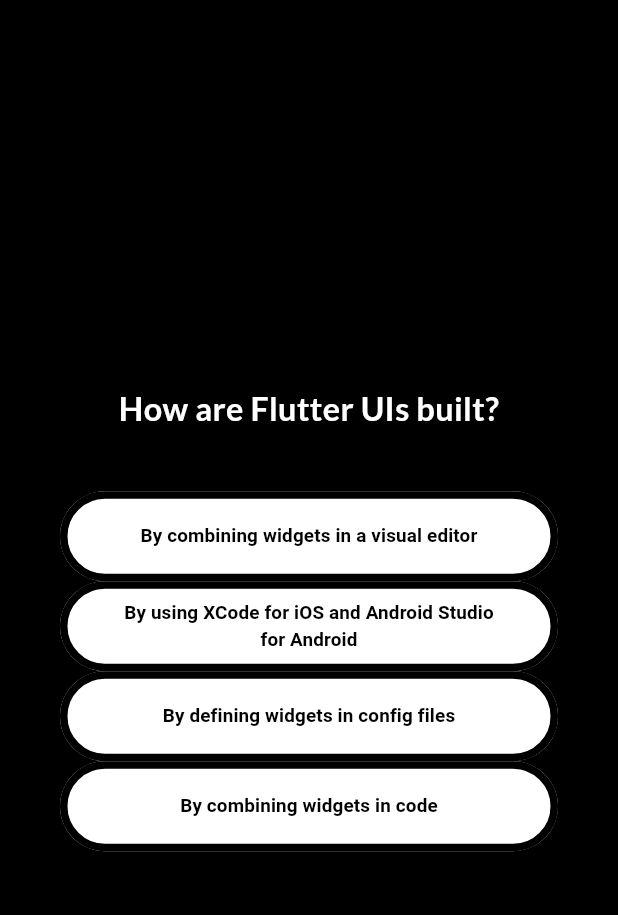
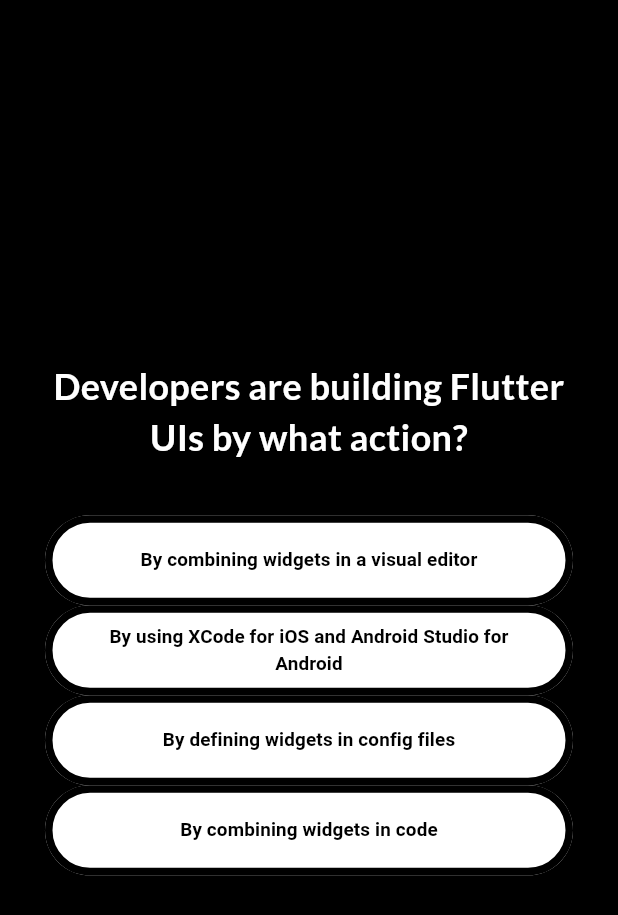
Before and after one commit to ivan-horchakov/quiz_app, a Flutter app: the screen it shows after launch, after a tap on "Yes, I am!", after a tap on "Components", on a phone screen of 412 x 824 dp. Shown: the top 915 px of the screen. Run offline on Flutter 3.47's test engine with Material 3 defaults, Android fonts, the phone set to English and light mode, and no system bars; our stand-ins replace google_fonts.

Commit message:
Replaced SizedBoxes with Spacer

```diff
--- a/lib/data/questions.dart
+++ b/lib/data/questions.dart
@@ -10,14 +10,14 @@ const questions = [
       'Functions',
     ],
   ),
-  QuizQuestion('How are Flutter UIs built?', [
+  QuizQuestion('Developers are building Flutter UIs by what action?', [
     'By combining widgets in code',
     'By combining widgets in a visual editor',
     'By defining widgets in config files',
     'By using XCode for iOS and Android Studio for Android',
   ]),
   QuizQuestion(
-    'What\'s the purpose of a StatefulWidget?',
+    'What is the purpose of the StatefulWidget?',
     [
       'Update UI as data changes',
       'Update data as UI changes',
@@ -26,7 +26,7 @@ const questions = [
     ],
   ),
   QuizQuestion(
-    'Which widget should you try to use more often: StatelessWidget or StatefulWidget?',
+    'Which widget you should use more: Stateless or Stateful?',
     [
       'StatelessWidget',
       'StatefulWidget',
--- a/lib/pages/questions_page.dart
+++ b/lib/pages/questions_page.dart
@@ -29,18 +29,17 @@ class _QuestionsScreenState extends State<QuestionsPage> {
 
   @override
   Widget build(context) {
-    const double textScaler = 0.9;
+    const double textScaler = 1.0;
 
     final currentQuestion = questions[currentQuestionIndex];
 
-    return SizedBox(
-      width: double.infinity,
-      child: Container(
-        margin: const EdgeInsets.all(40),
+    return Container(
+      margin: const EdgeInsets.all(30),
       child: Column(
         mainAxisAlignment: MainAxisAlignment.center,
         crossAxisAlignment: CrossAxisAlignment.stretch,
         children: [
+          const Spacer(flex: 6),
           Text(
             currentQuestion.text,
             style: GoogleFonts.lato(
@@ -51,7 +50,8 @@ class _QuestionsScreenState extends State<QuestionsPage> {
             textAlign: TextAlign.center,
             textScaler: const TextScaler.linear(textScaler),
           ),
-            const SizedBox(height: 40),
+          // const SizedBox(height: 40),
+          const Spacer(flex: 1),
           ...currentQuestion.shuffledAnswers.map((answer) {
             return AnswerButton(
               answerText: answer,
@@ -60,8 +60,8 @@ class _QuestionsScreenState extends State<QuestionsPage> {
               },
             );
           }),
+          const Spacer(flex: 6),
         ],
-        ),
       ),
     );
   }
--- a/lib/pages/start_page.dart
+++ b/lib/pages/start_page.dart
@@ -1,5 +1,4 @@
 import 'package:flutter/material.dart';
-import 'package:flutter/services.dart';
 import 'package:google_fonts/google_fonts.dart';
 
 class StartPage extends StatelessWidget {
@@ -9,18 +8,14 @@ class StartPage extends StatelessWidget {
 
   @override
   Widget build(context) {
-    final double screenWidth = MediaQuery.of(context).size.width;
     const double textScaler = 1.0;
 
     return Center(
       child: Column(
-        mainAxisSize: MainAxisSize.min,
         children: [
-          Image.asset(
-            'assets/images/quiz-logo.png',
-            width: screenWidth - 100,
-          ),
-          const SizedBox(height: 50),
+          const Spacer(flex: 6),
+          Image.asset('assets/images/quiz-logo.png'),
+          const Spacer(flex: 3),
           Text(
             "So you think you're smart?!",
             style: GoogleFonts.lato(
@@ -31,7 +26,7 @@ class StartPage extends StatelessWidget {
             textAlign: TextAlign.center,
             textScaler: const TextScaler.linear(textScaler),
           ),
-          const SizedBox(height: 63),
+          const Spacer(flex: 3),
           FilledButton(
             onPressed: startQuiz,
             style: OutlinedButton.styleFrom(
@@ -48,17 +43,7 @@ class StartPage extends StatelessWidget {
               textScaler: TextScaler.linear(textScaler),
             ),
           ),
-          const SizedBox(height: 18),
-          OutlinedButton(
-            onPressed: () => SystemChannels.platform.invokeMethod('SystemNavigator.pop'),
-            child: const Text(
-              "No, I'm not...",
-              style: TextStyle(
-                color: Colors.white,
-              ),
-              textScaler: TextScaler.linear(textScaler),
-            ),
-          ),
+          const Spacer(flex: 6),
         ],
       ),
     );
```
Also changed, not shown: lib/pages/results_page.dart (+5 -18 lines), lib/widgets/questions_summary/summary_item.dart (+2 -5 lines). Lines whose indentation alone changed are shown as unchanged.
